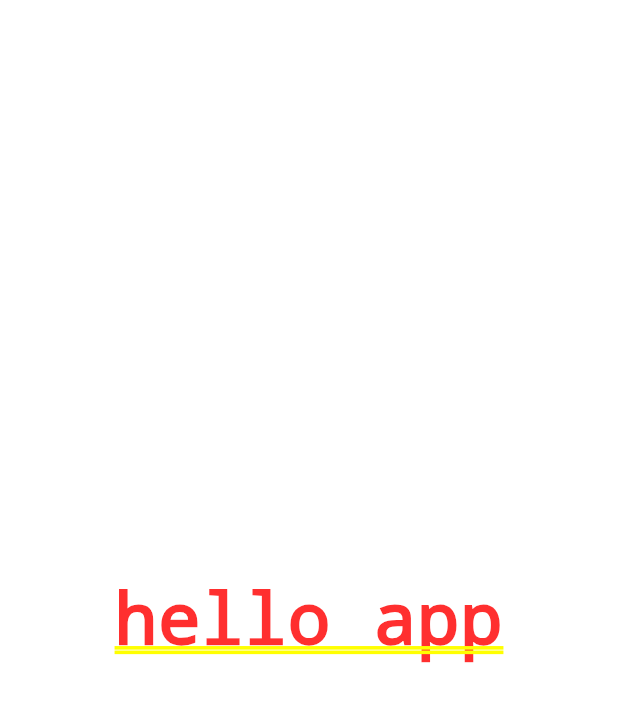
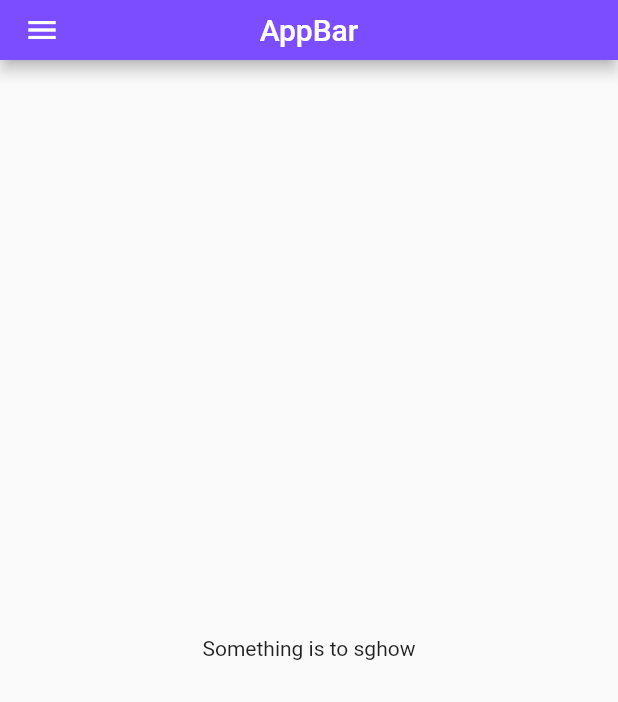
Before and after one commit to hacker1619/flutterLearning, a Flutter app: the screen it shows after launch, on a phone screen of 412 x 824 dp. Shown: the top 702 px of the screen. Run offline on Flutter 3.47's test engine with Material 2 defaults, Android fonts, the phone set to English and light mode, and no system bars.

Commit message:
day 3 complete

```diff
--- a/lib/main.dart
+++ b/lib/main.dart
@@ -1,8 +1,10 @@
+import 'package:app1/pages/login_page.dart';
 import 'package:flutter/material.dart';
+import 'pages/home_page.dart';
+// import 'dart:js_util';
 
 void main(){
   runApp(MyApp());
-
 }
 
 class MyApp extends StatelessWidget {
@@ -11,11 +13,18 @@ class MyApp extends StatelessWidget {
   @override
   Widget build(BuildContext context) {
     return MaterialApp(
-      home: Center(
-        child: Container(
-          child: Text("hello app"),
-        ),
+      theme: ThemeData(
+        primarySwatch: Colors.deepPurple,
       ),
+       darkTheme: ThemeData(
+         brightness: Brightness.light,
+       ),
+       initialRoute: "/home",
+       routes: {
+
+        "/" : (context) => LoginPage(),
+       "/home" : (context)=> HomePage(),
+       }
     );
   }
 }
--- /dev/null
+++ b/lib/pages/home_page.dart
@@ -0,0 +1,25 @@
+import 'package:flutter/material.dart';
+
+class HomePage extends StatelessWidget {
+  const HomePage({super.key});
+
+  @override
+  Widget build(BuildContext context) {
+
+      return Scaffold(
+        // use Scaffold also in order to provide material app widgets
+        appBar: AppBar(
+          title: Text("AppBar"),
+          centerTitle: true,
+          toolbarOpacity: 1,
+          toolbarHeight: 40,
+          // shape: Shape
+          backgroundColor: Colors.deepPurpleAccent,
+        ),
+        drawer: Drawer(
+
+        ),
+        body: Center(child: Text("Something is to sghow")),
+      );
+  }
+}
--- /dev/null
+++ b/lib/pages/login_page.dart
@@ -0,0 +1,21 @@
+import 'package:flutter/material.dart';
+
+class LoginPage extends StatelessWidget {
+  const LoginPage({super.key});
+
+  @override
+  Widget build(BuildContext context) {
+    return MaterialApp(
+      home: Center(
+        child: Text(
+          "Login Page",
+          style: TextStyle(
+            fontSize: 25,
+            color: Colors.indigoAccent,
+
+          ),
+        ),
+      ),
+    );
+  }
+}
```
